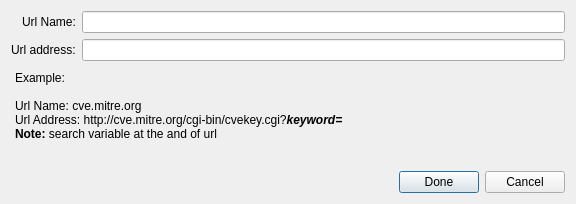
The window that src/platform/ui/addvulnerabilityurl.ui (nmapsi4/nmapsi4) describes before a commit, drawn with Qt 5.
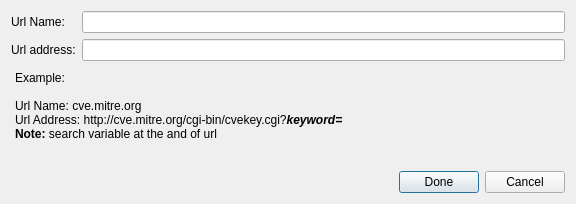
The same window after the commit. Icons and pictures are not drawn.

Commit message: remove alignment="Qt::AlignRight", compatible only with qt4.8.

```diff
--- a/src/platform/ui/addvulnerabilityurl.ui
+++ b/src/platform/ui/addvulnerabilityurl.ui
@@ -35,7 +35,7 @@
   <layout class="QVBoxLayout" name="verticalLayout_2">
    <item>
     <layout class="QGridLayout" name="gridLayout">
-     <item row="0" column="0" alignment="Qt::AlignRight">
+     <item row="0" column="0">
       <widget class="QLabel" name="label">
        <property name="text">
         <string>Url Name:</string>
```
Left out of the diff: 2 changed lines with no effect on the pictures. The commit also changes 5 other files.
